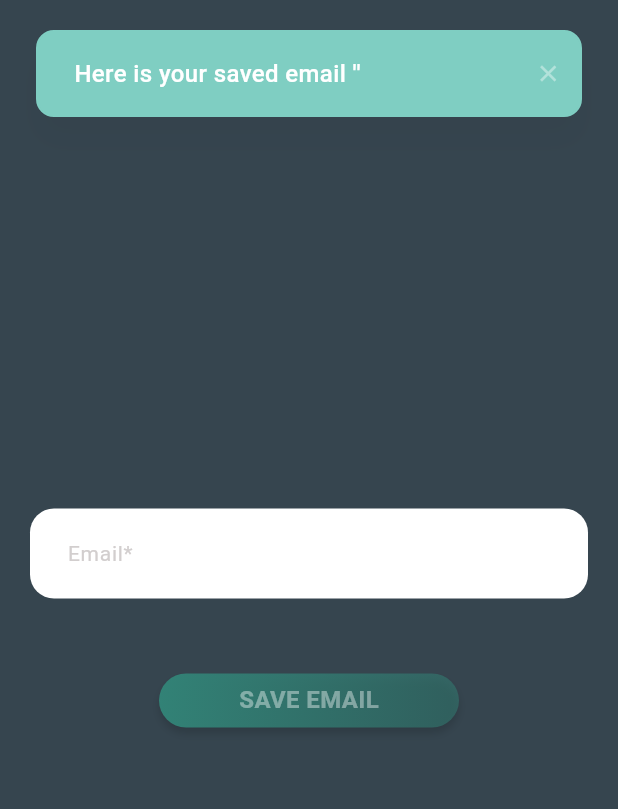
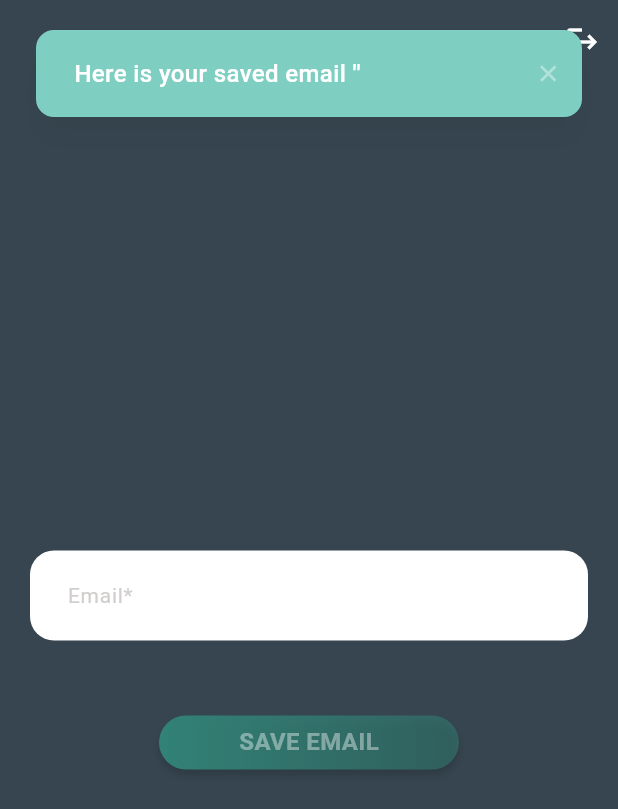
Before and after one commit to Mustisid13/lifespark_test, a Flutter app: the HomePage screen opened by its route, on a phone screen of 412 x 824 dp. Shown: the top 809 px of the screen. Run offline on Flutter 3.47's test engine with Material 3 defaults, Android fonts, the phone set to English and light mode, and no system bars; drawn by our look-alikes of toastification; our stand-ins replace country_picker, dartz, firebase_auth, firebase_core, flutter_hooks, flutter_riverpod and 7 more; accounts and stored records are empty.

Commit message:
- update

```diff
--- a/lib/feature/auth/presentation/controller/login_controller.dart
+++ b/lib/feature/auth/presentation/controller/login_controller.dart
@@ -68,4 +68,9 @@ class LoginController extends StateNotifier<AsyncValue<bool>> {
     });
     return await verified.future;
   }
+
+  void logOut(BuildContext context) {
+    _sharedPreferenceService.clearAll();
+    context.go(RouteNames.login);
+  }
 }
--- a/lib/feature/home/presentation/home_page.dart
+++ b/lib/feature/home/presentation/home_page.dart
@@ -3,6 +3,7 @@ import 'package:flutter_hooks/flutter_hooks.dart';
 import 'package:gap/gap.dart';
 import 'package:hooks_riverpod/hooks_riverpod.dart';
 import 'package:lifespark_test/core/di/di.dart';
+import 'package:lifespark_test/core/styles/app_colors.dart';
 import 'package:lifespark_test/core/styles/debouncer.dart';
 import 'package:lifespark_test/core/utils/extensions/strings_extension.dart';
 import 'package:lifespark_test/core/widget/app_button_widget.dart';
@@ -18,20 +19,31 @@ class HomePage extends HookConsumerWidget {
     final email = useTextEditingController();
     ValueNotifier<bool> valid = useState(false);
     useEffect(() {
-      WidgetsBinding.instance.addPostFrameCallback((_){
+      WidgetsBinding.instance.addPostFrameCallback((_) {
         ref.read(homeController.notifier).showToastOfEmail();
       });
 
-      email.addListener((){
-        Debouncer().run((){
+      email.addListener(() {
+        Debouncer().run(() {
           valid.value = email.text.isValidEmail;
         });
-
       });
 
       return null;
-    },[]);
+    }, []);
     return Scaffold(
+      appBar: AppBar(
+        elevation: 0,
+        backgroundColor: AppColors.charcoalBlack,
+        actions: [
+          IconButton(
+              onPressed: () {
+                ref.read(loginController.notifier).logOut(context);
+
+              },
+              icon: const Icon(Icons.logout,color: AppColors.white,))
+        ],
+      ),
       body: SafeArea(
         minimum: const EdgeInsets.symmetric(horizontal: 20, vertical: 40),
         child: Column(
```
Also changed, not shown: lib/core/widget/app_text_button_widget.dart (+5 -2 lines), lib/feature/auth/presentation/widgets/send_otp_button.dart (+7 -7 lines).
